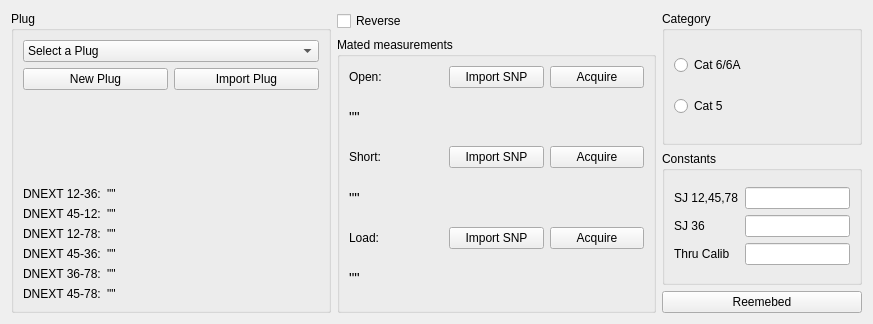
This is UI/embedWidget.ui in Belden-Montreal/SNP-Cable-Analyser as Qt 5 draws it before an edit. The edited form follows.
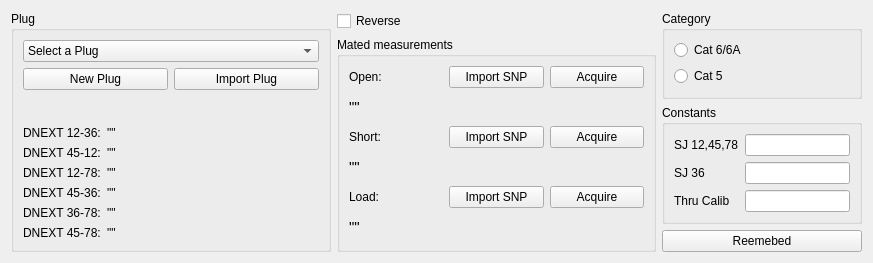
This is the edited form.

Diff of the .ui file:
```diff
--- a/UI/embedWidget.ui
+++ b/UI/embedWidget.ui
@@ -7,7 +7,7 @@
     <x>0</x>
     <y>0</y>
     <width>873</width>
-    <height>324</height>
+    <height>263</height>
    </rect>
   </property>
   <property name="windowTitle">
```
